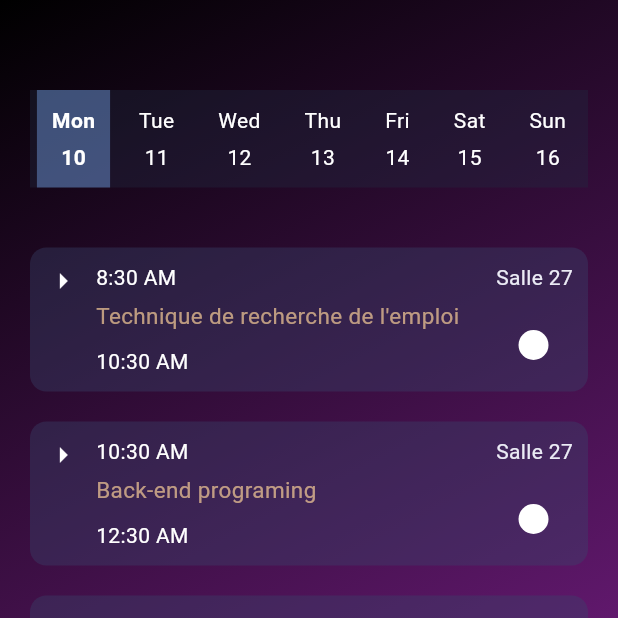
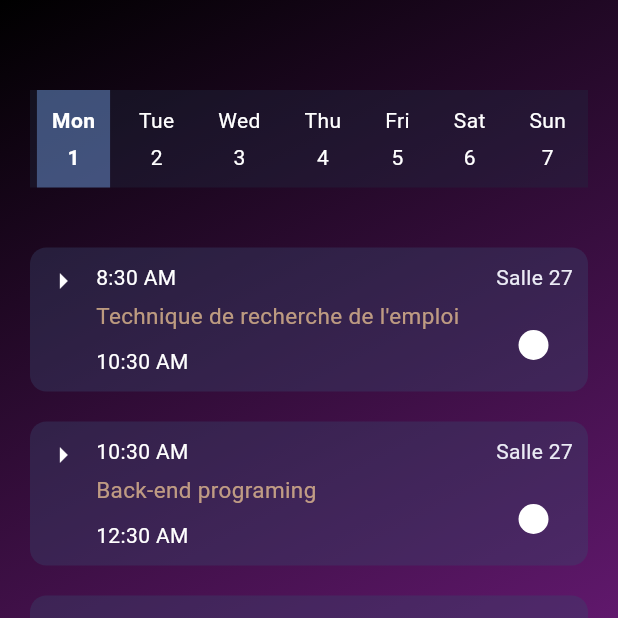
Before and after one commit to ghouddan/flutter_app, a Flutter app: the NotificationPage screen opened directly, after a tap on the "calendar month" icon, on a phone screen of 412 x 824 dp, the top half of it. Run offline on Flutter 3.47's test engine with Material 3 defaults, Android fonts, the phone set to English and light mode, and no system bars; our stand-ins replace file_picker, open_filex, qr_flutter; missing offline and left inert: flutter_barcode_scanner, flutter_pdfview.

```diff
--- a/app_front/lib/main.dart
+++ b/app_front/lib/main.dart
@@ -20,7 +20,7 @@ class MyApp extends StatelessWidget {
           primarySwatch: Colors.blue,
           visualDensity: VisualDensity.adaptivePlatformDensity,
         ),
-        home: Login(), // Set NotificationPage as the initial screen
+        home: Login(),
       ),
     );
   }
--- a/app_front/lib/presentation/notification.dart
+++ b/app_front/lib/presentation/notification.dart
@@ -1,8 +1,16 @@
+import 'dart:typed_data';
+
 import 'package:app_front/presentation/Scan_QR.dart';
 import 'package:flutter/material.dart';
 import 'package:intl/intl.dart';
 //import 'package:file_picker/file_picker.dart';
 //import 'package:app_front/presentation/send_schedule.dart';
+import 'package:url_launcher/url_launcher.dart';
+import 'package:flutter_pdfview/flutter_pdfview.dart';
+import 'package:open_filex/open_filex.dart';
+
+
+
 
 
 class Day {
@@ -22,19 +30,21 @@ class CustomContainer {
 
 class NotificationPage extends StatelessWidget {
   final List<Day> days = [
-    Day("Mon", 10),
-    Day("Tue", 11),
-    Day("Wed", 12),
-    Day("Thu", 13),
-    Day("Fri", 14),
-    Day("Sat", 15),
-    Day("Sun", 16),
+    Day("Mon", 1),
+    Day("Tue", 2),
+    Day("Wed", 3),
+    Day("Thu", 4),
+    Day("Fri", 5),
+    Day("Sat", 6),
+    Day("Sun", 7),
   ];
 
   //final PlatformFile? selectedFile;
   final String? scannedData;
   // NotificationPage({Key? key, this.selectedFile}) : super(key: key);
   NotificationPage({Key? key, this.scannedData}) : super(key: key);
+
+  final String url_emploi = "assets/pdf/emploi_du_temp.pdf";
 
   // Function for updating presence based on scanned data
 void scanQRCode(String scannedData) {
@@ -45,12 +55,12 @@ void scanQRCode(String scannedData) {
     DateTime startTime = DateFormat.jm().parse(container.start_time);
     DateTime endTime = DateFormat.jm().parse(container.end_time);
 
-    DateTime currentDate = DateTime(currentTime.year, currentTime.month, currentTime.day);
+    DateTime currentDate = DateTime(currentTime.year, currentTime.month, currentTime.day, currentTime.hour, currentTime.minute);
 
     startTime = DateTime(currentDate.year, currentDate.month, currentDate.day, startTime.hour, startTime.minute);
     endTime = DateTime(currentDate.year, currentDate.month, currentDate.day, endTime.hour, endTime.minute);
 
-    if (currentTime.isAfter(startTime) && currentTime.isBefore(endTime)) {
+    if (currentDate.isAfter(startTime) && currentDate.isBefore(endTime)) {
       container.presence = true;
       break;
     }
@@ -60,8 +70,36 @@ void scanQRCode(String scannedData) {
   }
 }
 
+void openPDF(url) async {
+      Uri uri = Uri.parse(url);
+    if (await canLaunchUrl(uri)) {
+      await launchUrl(uri);
+    } else {
+      throw 'Could not launch $url';
+    }
+  }
 
 
+void printTime(){
+    DateTime currentTime = DateTime.now();
+  for (var container in customContainers){
+    DateTime startTime = DateFormat.jm().parse(container.start_time);
+    DateTime endTime = DateFormat.jm().parse(container.end_time);
+    DateTime currentDate = DateTime(currentTime.year, currentTime.month, currentTime.day, currentTime.hour, currentTime.minute);
+    startTime = DateTime(currentDate.year, currentDate.month, currentDate.day, startTime.hour, startTime.minute);
+    endTime = DateTime(currentDate.year, currentDate.month, currentDate.day, endTime.hour, endTime.minute);
+    print(startTime);
+    print(endTime);
+    print(currentTime);
+    print("-------------------------");
+    if(currentTime.isAfter(startTime) && currentTime.isBefore(endTime)){
+      print("true");
+    }else{
+      print("false");
+    }
+
+  }
+}
 
 
 
@@ -248,9 +286,13 @@ void scanQRCode(String scannedData) {
                   // emploi icon
                   IconButton(
                     onPressed: () {
-                     String formattedTime = DateFormat.jm().format(DateTime.now());
-                     DateTime parsedTime = DateFormat.jm().parseLoose(formattedTime); // Recommended
-                      print(formattedTime);
+                    //  String formattedTime = DateFormat.jm().format(DateTime.now());
+                    //  DateTime parsedTime = DateFormat.jm().parseLoose(formattedTime); // Recommended
+                    //   print(formattedTime);
+                    //openPDF(url_emploi);
+                    //OpenFilex.open("./../assets/pdf/emploi_du_temp.pdf");
+                    printTime();
+
                     },
                     icon: Icon(
                       Icons.calendar_month,
@@ -258,7 +300,9 @@ void scanQRCode(String scannedData) {
                       color: Colors.white,
                     ),
                   ),
+
                 ],
+
               ),
             ),
           ),
--- a/app_front/pubspec.yaml
+++ b/app_front/pubspec.yaml
@@ -37,6 +37,9 @@ dependencies:
   provider: ^5.0.0
   qr_flutter: ^4.0.0
   url_launcher: ^6.1.5
+  http: ^0.13.3
+  flutter_pdfview: ^1.0.0
+  open_filex: ^4.4.0
 
 dev_dependencies:
 
@@ -73,6 +76,7 @@ flutter:
     - assets\image\blackQRcode.png
     - assets\image\gmail.png
     - assets\image\background.png
+    - assets\pdf\emploi_du_temp.pdf
   #   - images/a_dot_ham.jpeg
   # An image asset can refer to one or more resolution-specific "variants", see
   # https://flutter.dev/assets-and-images/#resolution-aware
```
Also changed, not shown: app_front/lib/presentation/Profile.dart (+38 -6 lines), app_front/lib/presentation/generateQR.dart (+21 -19 lines), app_front/lib/presentation/login.dart (+46 -3 lines), app_front/lib/presentation/loginrequest.dart (added, +13 -0 lines), app_front/flutter_01.png (added), app_front/pubspec.lock, 2 other files.
